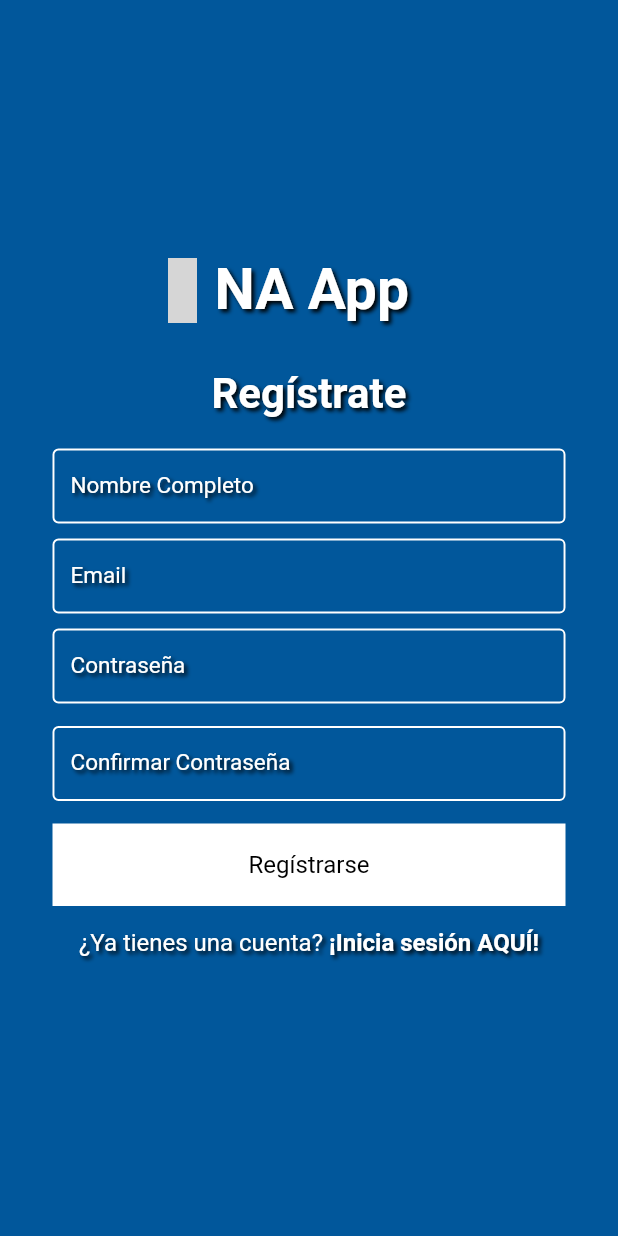
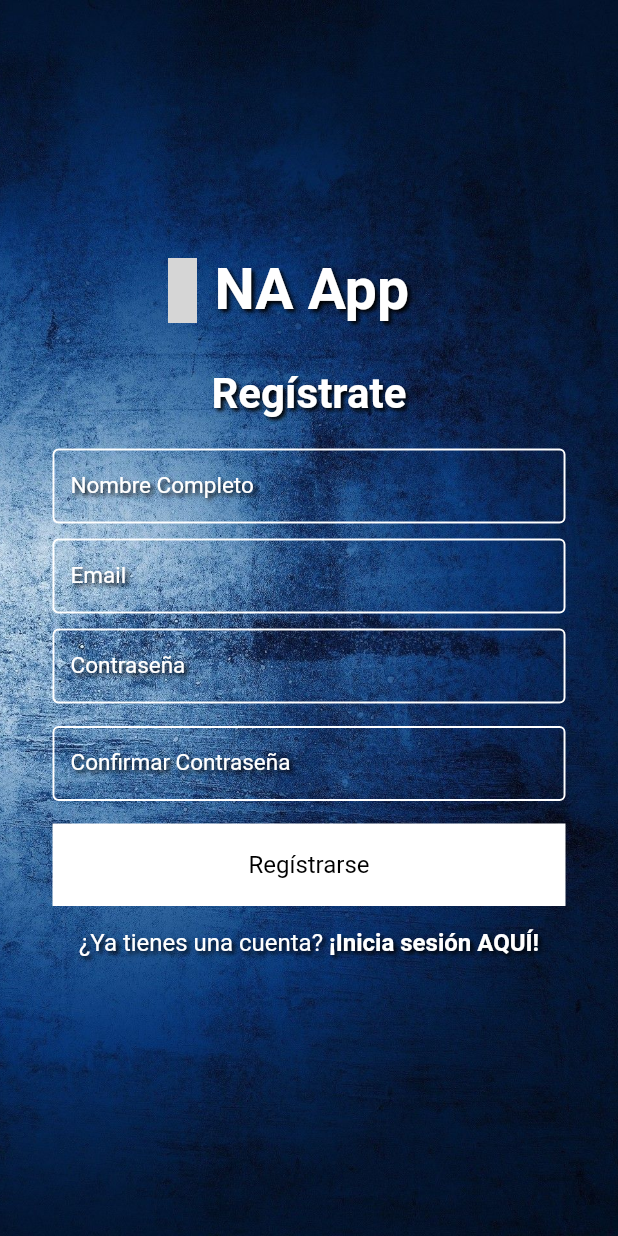
Before and after one commit to alX-u/NA-App, a Flutter app: the RegistroPage screen opened directly, on a phone screen of 412 x 824 dp. Run offline on Flutter 3.47's test engine with Material 2 defaults, Android fonts, the phone set to English and light mode, and no system bars; our stand-ins replace cloud_firestore, firebase_auth, firebase_core, flutter_secure_storage, google_sign_in, material_design_icons_flutter; missing offline and left inert: flutter_email_sender, gsheets; accounts and stored records are empty; key blocks and very long unbroken strings in the code were emptied for the run; grey boxes are pictures that could not be loaded.

```diff
--- a/peces_app/lib/pages/login/RegistroPage.dart
+++ b/peces_app/lib/pages/login/RegistroPage.dart
@@ -37,7 +37,11 @@ class _RegistroPageState extends State<RegistroPage> {
           height: MediaQuery.of(context).size.height,
           width: MediaQuery.of(context).size.width,
           //Añadimos un color azul
-          color: Colors.lightBlue[900],
+          decoration: const BoxDecoration(
+            image: DecorationImage(
+              image: AssetImage("assets/bg1.jpg"),
+              fit: BoxFit.cover),
+          ),
           child: Column(
             mainAxisAlignment: MainAxisAlignment.center,
             children: [
--- a/peces_app/pubspec.yaml
+++ b/peces_app/pubspec.yaml
@@ -74,6 +74,7 @@ flutter:
   assets:
     - assets/app_logo.jpg
     - assets/logo.png
+    - assets/bg1.jpg
   # To add assets to your application, add an assets section, like this:
   # assets:
   #   - images/a_dot_burr.jpeg
```
Also changed, not shown: peces_app/assets/bg1.jpg (added).
